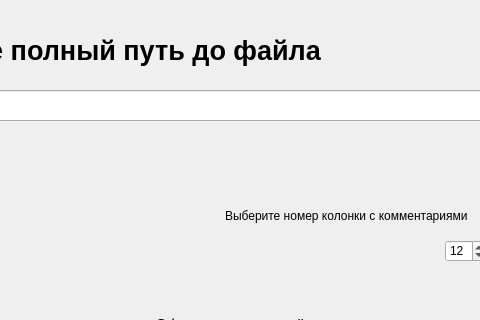
Qt form main_window.ui (SoulHunteer/NIITP) before a commit; both pictures show x 355 to 835 and y 0 to 320 of the 1175 by 850 pixel window.
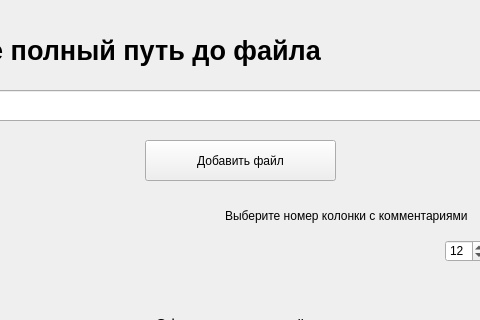
The same form after that commit.

```diff
--- a/main_window.ui
+++ b/main_window.ui
@@ -299,6 +299,19 @@
      <number>100</number>
     </property>
    </widget>
+   <widget class="QPushButton" name="pushButton_2">
+    <property name="geometry">
+     <rect>
+      <x>500</x>
+      <y>140</y>
+      <width>191</width>
+      <height>41</height>
+     </rect>
+    </property>
+    <property name="text">
+     <string>Добавить файл</string>
+    </property>
+   </widget>
   </widget>
   <widget class="QMenuBar" name="menubar">
    <property name="geometry">
```
